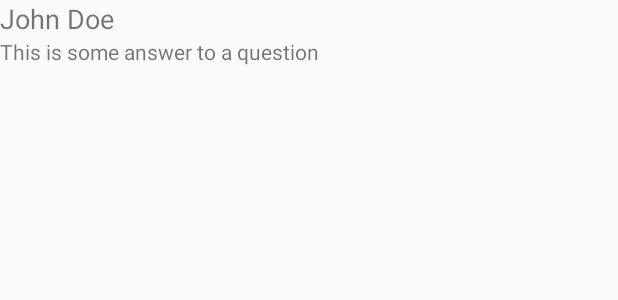
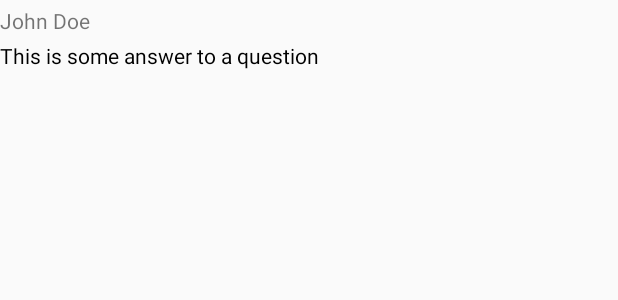
Before and after one commit to dmitrokh/pocketHandyman-fa19-hippo, an Android app: the layout item_answer.xml on its own in the app's theme, with its tools: preview values and no code run, on a phone screen of 412 x 824 dp. Shown: the top 300 px of the screen. Run offline under Robolectric (Android 15) with nearby library versions, the phone set to English and light mode, and no system bars.

Commit message:
Add padding and separator for items

```diff
--- a/app/src/main/java/com/example/pockethandyman/AnsweredQuestionActivity.java
+++ b/app/src/main/java/com/example/pockethandyman/AnsweredQuestionActivity.java
@@ -2,6 +2,7 @@ package com.example.pockethandyman;
 
 import androidx.annotation.NonNull;
 import androidx.appcompat.app.AppCompatActivity;
+import androidx.recyclerview.widget.DividerItemDecoration;
 import androidx.recyclerview.widget.LinearLayoutManager;
 import androidx.recyclerview.widget.RecyclerView;
 
@@ -31,6 +32,9 @@ public class AnsweredQuestionActivity extends AppCompatActivity {
         final RecyclerView answersRecyclerView = findViewById(R.id.answers);
         LinearLayoutManager layoutManager = new LinearLayoutManager(this);
         answersRecyclerView.setLayoutManager(layoutManager);
+        DividerItemDecoration dividerItemDecoration = new DividerItemDecoration(
+                answersRecyclerView.getContext(), layoutManager.getOrientation());
+        answersRecyclerView.addItemDecoration(dividerItemDecoration);
 
         globalVars = (Globals) getApplicationContext();
         DatabaseReference dbRef = FirebaseDatabase.getInstance().getReference().child("questions");
--- a/app/src/main/res/layout/item_answer.xml
+++ b/app/src/main/res/layout/item_answer.xml
@@ -9,14 +9,19 @@
         android:id="@+id/author"
         android:layout_width="match_parent"
         android:layout_height="wrap_content"
+        android:lineSpacingExtra="18sp"
+        android:paddingTop="4dp"
+        android:paddingBottom="4dp"
         android:text="John Doe"
-        android:textSize="18sp"
+        android:textSize="14sp"
         tools:text="John Doe" />
 
     <TextView
         android:id="@+id/answerText"
         android:layout_width="match_parent"
         android:layout_height="wrap_content"
+        android:paddingBottom="8dp"
         android:text="This is some answer to a question"
+        android:textColor="#000000"
         tools:text="This is some answer to a question" />
 </LinearLayout>
```
